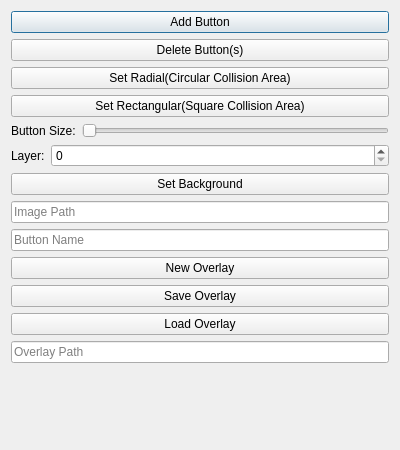
Above: RetroArchOverlayEditor/overlayfunctions.ui from meepingsnesroms/RetroArchOverlayEditor before the change. Below: the same form after it.
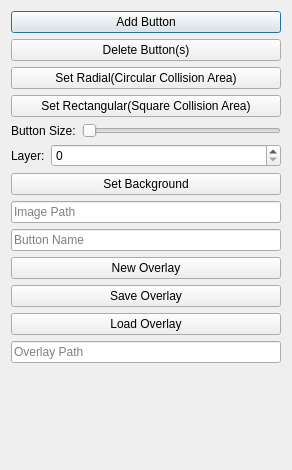
That is the form after the change.

Patch:
```diff
--- a/RetroArchOverlayEditor/overlayfunctions.ui
+++ b/RetroArchOverlayEditor/overlayfunctions.ui
@@ -6,8 +6,8 @@
    <rect>
     <x>0</x>
     <y>0</y>
-    <width>400</width>
-    <height>450</height>
+    <width>292</width>
+    <height>470</height>
    </rect>
   </property>
   <property name="sizePolicy">
```
